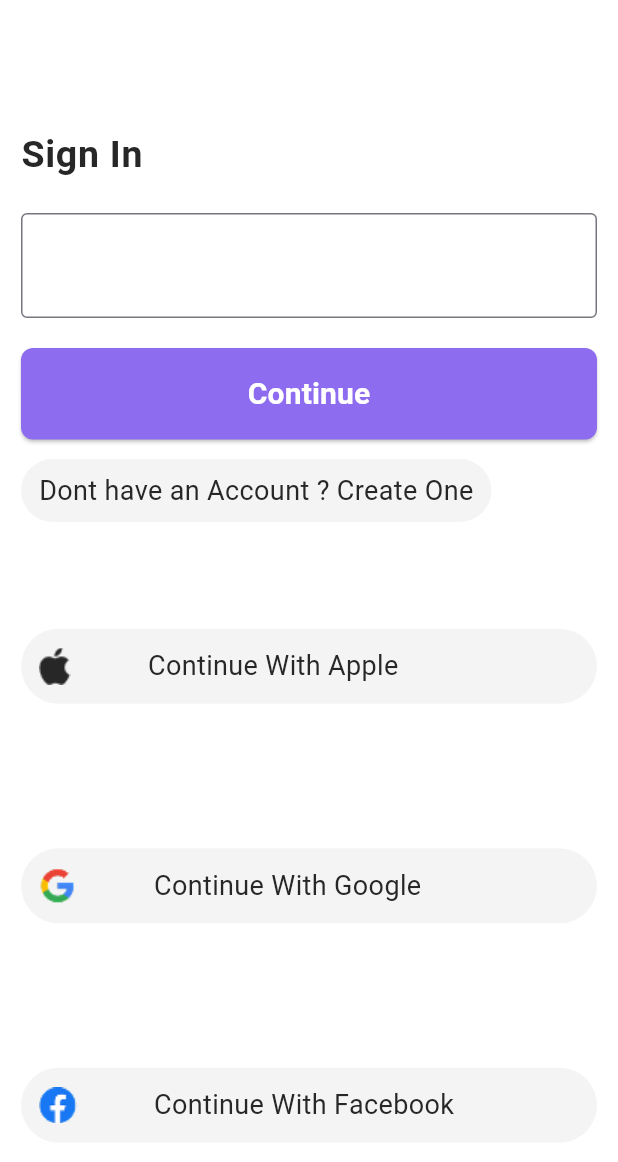
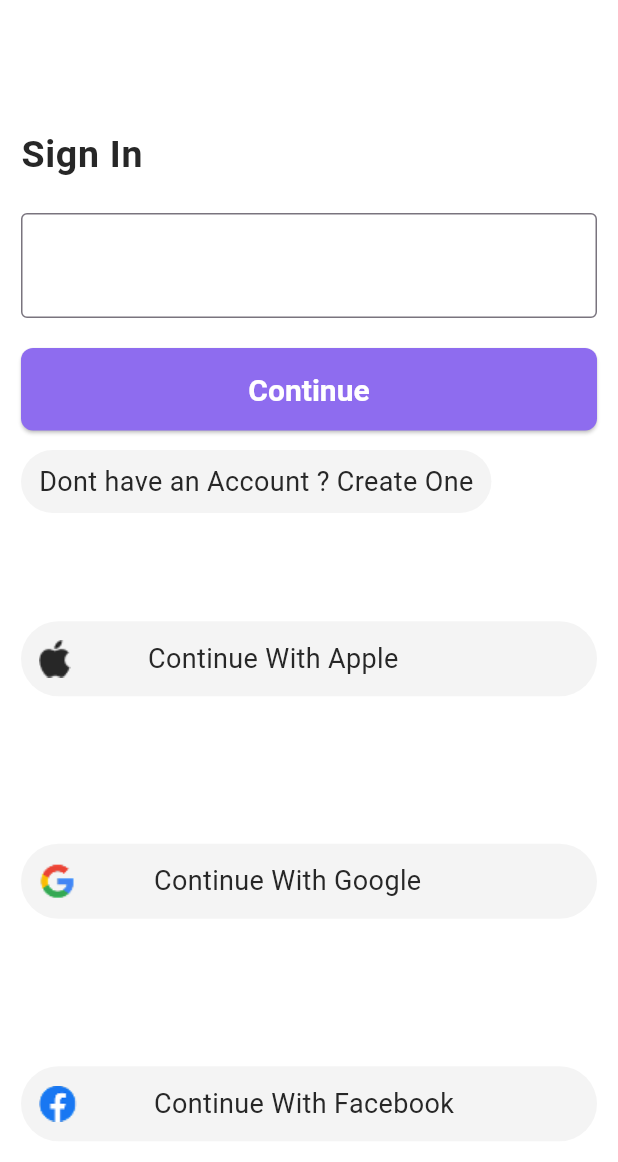
Before and after one commit to alirezafarmani20/clot, a Flutter app: the screen it shows after launch, on a phone screen of 412 x 824 dp. Shown: the top 1162 px of the screen. Run offline on Flutter 3.47's test engine with Material 3 defaults, Android fonts, the phone set to English and light mode, and no system bars; our stand-ins replace get.

Commit message:
create create account screen

```diff
--- a/lib/core/theme/theme.dart
+++ b/lib/core/theme/theme.dart
@@ -33,9 +33,23 @@ class AppTheme {
         ),
       ),
     ),
+    elevatedButtonTheme: ElevatedButtonThemeData(
+      style: ElevatedButton.styleFrom(
+        backgroundColor: AppColors.primary,
+        textStyle: TextStyle(
+          color: AppColors.bgLight1,
+        )
+      )
+    ),
+    appBarTheme: AppBarTheme(
+      backgroundColor: AppColors.bgLight1,
+    ),
+    iconTheme: IconThemeData(
+      color: AppColors.appBlack
+    )
   );
   static final darkTheme = ThemeData(
-    scaffoldBackgroundColor: AppColorDarck.bgDark2,
+    scaffoldBackgroundColor: AppColorDarck.bgDark1,
     textTheme: TextTheme(
       bodyLarge: TextStyle(
         color: AppColorDarck.white100,
@@ -64,5 +78,19 @@ class AppTheme {
         ),
       ),
     ),
+    elevatedButtonTheme: ElevatedButtonThemeData(
+      style: ElevatedButton.styleFrom(
+        backgroundColor: AppColors.primary,
+        textStyle: TextStyle(
+          color: AppColors.bgLight1,
+        )
+      )
+    ),
+    appBarTheme: AppBarTheme(
+      backgroundColor: AppColorDarck.bgDark1
+    ),
+    iconTheme: IconThemeData(
+      color: AppColorDarck.white100
+    )
   );
 }
--- a/lib/screens/register/singin_screen.dart
+++ b/lib/screens/register/singin_screen.dart
@@ -21,7 +21,7 @@ class _SinginScreenState extends State<SinginScreen> {
         body: Padding(
           padding: const EdgeInsets.all(14),
           child: Column(
-            mainAxisAlignment: MainAxisAlignment.center,
+            mainAxisAlignment: MainAxisAlignment.start,
             crossAxisAlignment: CrossAxisAlignment.start,
             children: [
               SizedBox(height: 70),
@@ -115,14 +115,13 @@ class _SinginScreenState extends State<SinginScreen> {
                           children: [
                             Image(
                               image: AssetImage("lib/assets/images/apple.png"),
-
                             ),
-                            SizedBox(width: MediaQuery.of(context).size.width /8,),
+                            SizedBox(
+                              width: MediaQuery.of(context).size.width / 8,
+                            ),
                             Text(
                               "Continue With Apple",
-                              style: Theme.of(
-                                context,
-                              ).textTheme.bodyMedium
+                              style: Theme.of(context).textTheme.bodyMedium,
                             ),
                           ],
                         ),
@@ -137,14 +136,13 @@ class _SinginScreenState extends State<SinginScreen> {
                           children: [
                             Image(
                               image: AssetImage("lib/assets/images/google.png"),
-
                             ),
-                            SizedBox(width: MediaQuery.of(context).size.width /8,),
+                            SizedBox(
+                              width: MediaQuery.of(context).size.width / 8,
+                            ),
                             Text(
                               "Continue With Google",
-                              style: Theme.of(
-                                context,
-                              ).textTheme.bodyMedium
+                              style: Theme.of(context).textTheme.bodyMedium,
                             ),
                           ],
                         ),
@@ -158,15 +156,16 @@ class _SinginScreenState extends State<SinginScreen> {
                         child: Row(
                           children: [
                             Image(
-                              image: AssetImage("lib/assets/images/facebook.png"),
-
+                              image: AssetImage(
+                                "lib/assets/images/facebook.png",
+                              ),
                             ),
-                            SizedBox(width: MediaQuery.of(context).size.width /8,),
+                            SizedBox(
+                              width: MediaQuery.of(context).size.width / 8,
+                            ),
                             Text(
                               "Continue With Facebook",
-                              style: Theme.of(
-                                context,
-                              ).textTheme.bodyMedium
+                              style: Theme.of(context).textTheme.bodyMedium,
                             ),
                           ],
                         ),
```
Also changed, not shown: lib/screens/register/create_account_screen.dart (+31 -1 lines), lib/screens/register/forget_password_screen.dart (added, +15 -0 lines), lib/widgets/create_account_form.dart (+124 -2 lines), flutter_01.png (added).
